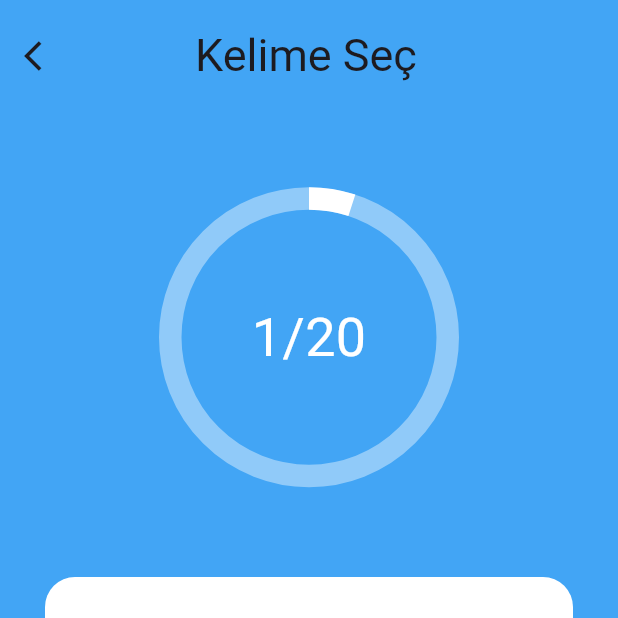
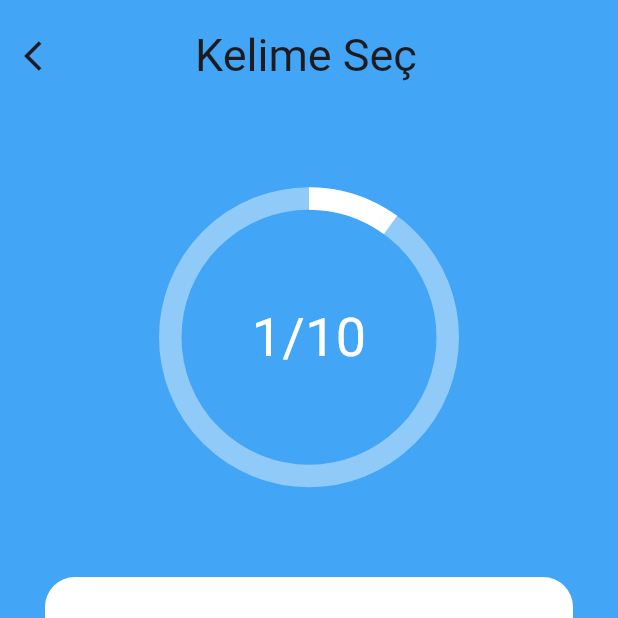
Before and after one commit to suleymanharbelioglu/Tez-Projesi-Kelime-Uygulamas-, a Flutter app: the ChooseWords screen opened directly, after a tap on "Öğrenmek İstiyorum", on a phone screen of 412 x 824 dp, the top half of it. Run offline on Flutter 3.47's test engine with Material 3 defaults, Android fonts, the phone set to English and light mode, and no system bars; drawn by our look-alikes of percent_indicator; our stand-ins replace flutter_easyloading, google_fonts.

Commit message:
chose word page finished

```diff
--- a/lib/data helper/data_helper.dart
+++ b/lib/data helper/data_helper.dart
@@ -2,13 +2,14 @@ import 'dart:convert';
 
 import 'package:flutter/material.dart';
 import 'package:flutter_application_3/models/word_model.dart';
+import 'package:flutter_easyloading/flutter_easyloading.dart';
 
 class DataHepler {
   static List<Word> baseWords = [];
   static List<Word> wantTolearnWords = [];
   static List<Word> learnedWords = [];
   static int totalWords = 20;
-  static int maxChosenWord = 20;
+  static int maxChosenWord = 10;
   static int minChosenWord = 5;
 
   static readWordsJson(BuildContext context) async {
@@ -26,17 +27,21 @@ class DataHepler {
 
   static ogrenmekIstiyorumButton(Word word, PageController pageController) {
     if (word.isWantedToLearn == false) {
-      word.isWantedToLearn = true;
-      wantTolearnWords.add(word);
-      print("wanted to learn word list --------------------------");
-      print(wantTolearnWords);
+      if (controlerMaxChosenWord()) {
+        word.isWantedToLearn = true;
+        wantTolearnWords.add(word);
+        print("wanted to learn word list --------------------------");
+        print(wantTolearnWords);
+        pageController.nextPage(
+            duration: const Duration(milliseconds: 750), curve: Curves.ease);
+      }
     } else {
       word.isWantedToLearn = false;
       wantTolearnWords.remove(word);
       print("wanted to learn word list --------------------------");
+      pageController.nextPage(
+          duration: const Duration(milliseconds: 750), curve: Curves.ease);
     }
-    pageController.nextPage(
-        duration: const Duration(milliseconds: 750), curve: Curves.ease);
   }
 
   static biliyorumButton(Word word, PageController pageController) {
@@ -58,4 +63,30 @@ class DataHepler {
     print("base word updateed ------------------------------------------");
     print(baseWords);
   }
+
+  static bool controlerMinChosenWord() {
+    if (DataHepler.wantTolearnWords.length < minChosenWord) {
+      EasyLoading.showToast("en az ${minChosenWord} öğrenilecek kelime seçin",
+          toastPosition: EasyLoadingToastPosition.center);
+      print("en az ${minChosenWord} öğrenilecek kelime seçin");
+      return false;
+    } else {
+      print("çalışmaya başlayabilirsiniz");
+      return true;
+    }
+  }
+
+  static bool controlerMaxChosenWord() {
+    if (DataHepler.wantTolearnWords.length >= maxChosenWord) {
+      EasyLoading.showToast(
+          "en fazle ${maxChosenWord} öğrenilecek kelime seçebilirsiniz.Pratik yapmaya başlayın",
+          duration: Duration(seconds: 2));
+
+      print(
+          "en fazle ${maxChosenWord} öğrenilecek kelime seçebilirsiniz.Pratik yapmaya başlayın");
+      return false;
+    } else {
+      return true;
+    }
+  }
 }
--- a/lib/main.dart
+++ b/lib/main.dart
@@ -1,6 +1,7 @@
 import 'package:flutter/material.dart';
 import 'package:flutter_application_3/data%20helper/data_helper.dart';
 import 'package:flutter_application_3/pages/home_page.dart';
+import 'package:flutter_easyloading/flutter_easyloading.dart';
 
 void main() {
   runApp(MyApp());
@@ -18,6 +19,7 @@ class MyApp extends StatelessWidget {
       debugShowCheckedModeBanner: false,
       title: 'Material App',
       home: HomePage(),
+      builder: EasyLoading.init(),
     );
   }
 }
--- a/lib/pages/home_page.dart
+++ b/lib/pages/home_page.dart
@@ -157,4 +157,5 @@ class _HomePageState extends State<HomePage> {
       ),
     );
   }
+
 }
--- a/pubspec.yaml
+++ b/pubspec.yaml
@@ -37,6 +37,7 @@ dependencies:
   cupertino_icons: ^1.0.6
   google_fonts: ^6.2.1
   percent_indicator: ^4.2.3
+  flutter_easyloading: ^3.0.5
 
 dev_dependencies:
   flutter_test:
```
Also changed, not shown: lib/pages/choose_words.dart (+8 -5 lines), lib/pages/practice_page.dart (added), 1 other file.
